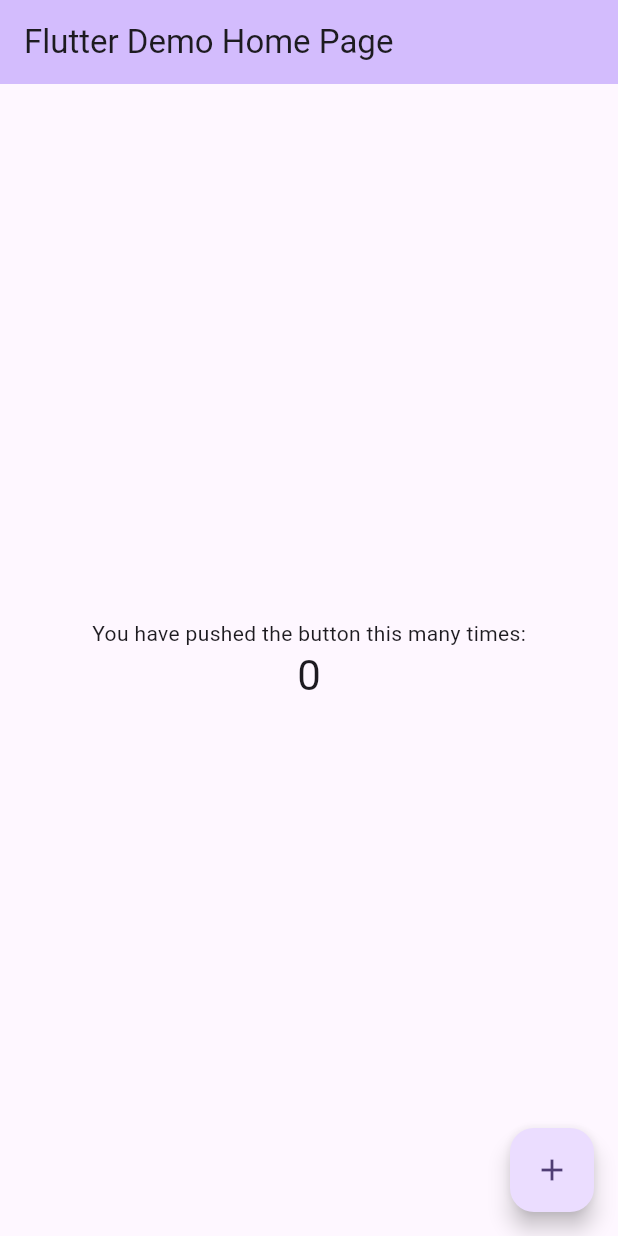
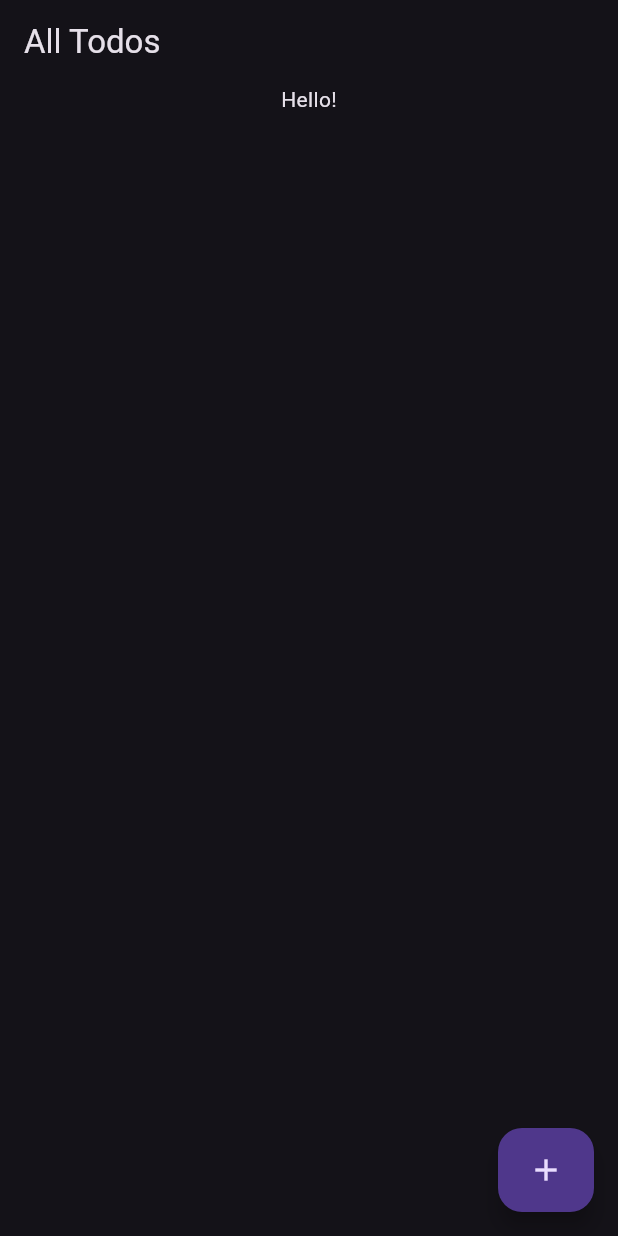
Before and after one commit to Khushgodani05/khush_l3pp_android-ios, a Flutter app: the screen it shows after launch, on a phone screen of 412 x 824 dp. Run offline on Flutter 3.47's test engine with Material 3 defaults, Android fonts, the phone set to English and light mode, and no system bars; our stand-ins replace shared_preferences, sqflite; accounts and stored records are empty.

Commit message:
Todo_list_2

```diff
--- a/apifetch/lib/user_provider.dart
+++ b/apifetch/lib/user_provider.dart
@@ -34,6 +34,7 @@ void getFilteredUser(String gender){
       _users=_filteredUser;
     }else if(gender=="female"){
       _filteredUser=alluser.where((user)=>user.gender=="female").toList();
+      _users=_filteredUser;
     }else{
       _users=alluser;
     }
--- /dev/null
+++ b/todolist_2/lib/application.dart
@@ -0,0 +1,15 @@
+import 'package:flutter/material.dart';
+import 'package:todolist_2/widgets/all_todo_provider.dart';
+
+class Application  extends StatelessWidget{
+  const Application({super.key});
+
+  @override
+  Widget build(BuildContext context){
+    return MaterialApp(
+      debugShowCheckedModeBanner: false,
+      theme: ThemeData.dark(),
+      home: const AllTodoProvider(),
+    );
+  }
+}
--- a/todolist_2/lib/main.dart
+++ b/todolist_2/lib/main.dart
@@ -1,125 +1,10 @@
 import 'package:flutter/material.dart';
+import 'package:todolist_2/application.dart';
+import 'package:todolist_2/core/database/local_database.dart';
 
-void main() {
-  runApp(const MyApp());
+void main() async{
+   WidgetsFlutterBinding.ensureInitialized();
+   await LocalDatabase.instance.createDatabase();
+
+  runApp(const Application());
 }
-
-class MyApp extends StatelessWidget {
-  const MyApp({super.key});
-
-  // This widget is the root of your application.
-  @override
-  Widget build(BuildContext context) {
-    return MaterialApp(
-      title: 'Flutter Demo',
-      theme: ThemeData(
-        // This is the theme of your application.
-        //
-        // TRY THIS: Try running your application with "flutter run". You'll see
-        // the application has a purple toolbar. Then, without quitting the app,
-        // try changing the seedColor in the colorScheme below to Colors.green
-        // and then invoke "hot reload" (save your changes or press the "hot
-        // reload" button in a Flutter-supported IDE, or press "r" if you used
-        // the command line to start the app).
-        //
-        // Notice that the counter didn't reset back to zero; the application
-        // state is not lost during the reload. To reset the state, use hot
-        // restart instead.
-        //
-        // This works for code too, not just values: Most code changes can be
-        // tested with just a hot reload.
-        colorScheme: ColorScheme.fromSeed(seedColor: Colors.deepPurple),
-        useMaterial3: true,
-      ),
-      home: const MyHomePage(title: 'Flutter Demo Home Page'),
-    );
-  }
-}
-
-class MyHomePage extends StatefulWidget {
-  const MyHomePage({super.key, required this.title});
-
-  // This widget is the home page of your application. It is stateful, meaning
-  // that it has a State object (defined below) that contains fields that affect
-  // how it looks.
-
-  // This class is the configuration for the state. It holds the values (in this
-  // case the title) provided by the parent (in this case the App widget) and
-  // used by the build method of the State. Fields in a Widget subclass are
-  // always marked "final".
-
-  final String title;
-
-  @override
-  State<MyHomePage> createState() => _MyHomePageState();
-}
-
-class _MyHomePageState extends State<MyHomePage> {
-  int _counter = 0;
-
-  void _incrementCounter() {
-    setState(() {
-      // This call to setState tells the Flutter framework that something has
-      // changed in this State, which causes it to rerun the build method below
-      // so that the display can reflect the updated values. If we changed
-      // _counter without calling setState(), then the build method would not be
-      // called again, and so nothing would appear to happen.
-      _counter++;
-    });
-  }
-
-  @override
-  Widget build(BuildContext context) {
-    // This method is rerun every time setState is called, for instance as done
-    // by the _incrementCounter method above.
-    //
-    // The Flutter framework has been optimized to make rerunning build methods
-    // fast, so that you can just rebuild anything that needs updating rather
-    // than having to individually change instances of widgets.
-    return Scaffold(
-      appBar: AppBar(
-        // TRY THIS: Try changing the color here to a specific color (to
-        // Colors.amber, perhaps?) and trigger a hot reload to see the AppBar
-        // change color while the other colors stay the same.
-        backgroundColor: Theme.of(context).colorScheme.inversePrimary,
-        // Here we take the value from the MyHomePage object that was created by
-        // the App.build method, and use it to set our appbar title.
-        title: Text(widget.title),
-      ),
-      body: Center(
-        // Center is a layout widget. It takes a single child and positions it
-        // in the middle of the parent.
-        child: Column(
-          // Column is also a layout widget. It takes a list of children and
-          // arranges them vertically. By default, it sizes itself to fit its
-          // children horizontally, and tries to be as tall as its parent.
-          //
-          // Column has various properties to control how it sizes itself and
-          // how it positions its children. Here we use mainAxisAlignment to
-          // center the children vertically; the main axis here is the vertical
-          // axis because Columns are vertical (the cross axis would be
-          // horizontal).
-          //
-          // TRY THIS: Invoke "debug painting" (choose the "Toggle Debug Paint"
-          // action in the IDE, or press "p" in the console), to see the
-          // wireframe for each widget.
-          mainAxisAlignment: MainAxisAlignment.center,
-          children: <Widget>[
-            const Text(
-              'You have pushed the button this many times:',
-            ),
-            Text(
-              '$_counter',
-              style: Theme.of(context).textTheme.headlineMedium,
-            ),
-          ],
-        ),
-      ),
-      floatingActionButton: FloatingActionButton(
-        onPressed: _incrementCounter,
-        tooltip: 'Increment',
-        child: const Icon(Icons.add),
-      ), // This trailing comma makes auto-formatting nicer for build methods.
-    );
-  }
-}
--- /dev/null
+++ b/todolist_2/lib/modules/todo/model/get_todo_request_model.dart
@@ -0,0 +1,11 @@
+class GetTodoRequestModel {
+  final int limit;
+  final int offset;
+  final String query;
+
+  const GetTodoRequestModel({
+    this.query = '',
+    this.limit = 14,
+    this.offset = 0,
+  });
+}
--- a/todolist_2/lib/modules/todo/service/todo_local_database_service.dart
+++ b/todolist_2/lib/modules/todo/service/todo_local_database_service.dart
@@ -1,6 +1,7 @@
 import 'dart:developer';
 import 'package:sqflite/sqflite.dart';
 import 'package:todolist_2/core/database/local_database.dart';
+import 'package:todolist_2/modules/todo/model/get_todo_request_model.dart';
 import 'package:todolist_2/modules/todo/model/get_todo_response_model.dart';
 import 'package:todolist_2/modules/todo/model/todo_model.dart';
 
@@ -24,7 +25,7 @@ class TodoLocalDatabaseService {
      }
   }
 
-  Future<GetTodoResponseModel?> getAllTodos({
+  Future<GetTodoResponseModel?> getAllTodos(GetTodoRequestModel request, {
     int limit =14,
     int offset =0,
   }) async{
--- /dev/null
+++ b/todolist_2/lib/widgets/all_todo_list_builder.dart
@@ -0,0 +1,80 @@
+
+import 'package:flutter/material.dart';
+import 'package:provider/provider.dart';
+import 'package:todolist_2/view%20model/todo_view_model.dart';
+import 'package:todolist_2/widgets/view_todo_screen.dart';
+
+class AllTodoListBuilder extends StatefulWidget {
+  const AllTodoListBuilder({super.key});
+
+  @override
+  State<StatefulWidget> createState() =>_AllTodoListBuilder();
+
+}
+
+class _AllTodoListBuilder extends State<AllTodoListBuilder>{
+
+  @override
+  void initState(){
+   super.initState();
+   Future.microtask((){
+    if(mounted) context.read<TodoViewModel>().fetchAllTodos();
+   }
+   );
+  }
+  @override
+  Widget build(BuildContext context) {
+    final todos=context.watch<TodoViewModel>().todo;
+    final isLoadingMore=context.watch<TodoViewModel>().isLoadingMore;
+    return Column(
+      children: [
+        Expanded(child: NotificationListener<ScrollNotification>(
+          onNotification: (notification) {
+            if(notification.metrics.pixels==notification.metrics.maxScrollExtent){
+              context.read<TodoViewModel>().fetchMoreTodos();
+            }
+            return false;
+          },
+          child: ListView.separated(
+            separatorBuilder: (context,index){
+              return const Divider(height: 1,);
+            },
+            padding:const EdgeInsets.symmetric(vertical: 16),
+            itemCount: todos.length,
+            itemBuilder: (context,index){
+              final todo= todos[index];
+              return ListTile(
+                leading: const Icon(Icons.circle),
+                title:Text(todo.title),
+                trailing: Text("${todo.createdAt}"),
+                subtitle: todo.description!=null ?
+                Text(todo.description!,
+                maxLines:3,
+                overflow: TextOverflow.ellipsis,
+                ):
+                null,
+                onTap: (){
+                  Navigator.of(context).push(
+                    MaterialPageRoute(
+                      builder: (_)=> ChangeNotifierProvider.value(
+                          value: context.read<TodoViewModel>() ,
+                          child: ViewTodoScreen(model: todo,),
+                        ),)
+                  );
+                },
+              );
+            },
+            )
+            )
+            ),
+            if(isLoadingMore)
+            const SizedBox(
+              height: 24,
+              width: 24,
+              child: Center(child: CircularProgressIndicator(),),
+            )
+      ],
+    );
+  }
+
+}
--- /dev/null
+++ b/todolist_2/lib/widgets/all_todo_provider.dart
@@ -0,0 +1,18 @@
+import 'package:flutter/material.dart';
+import 'package:provider/provider.dart';
+import 'package:todolist_2/view%20model/todo_view_model.dart';
+import 'package:todolist_2/widgets/all_todo_screen.dart';
+
+class AllTodoProvider extends StatelessWidget{
+  const AllTodoProvider({super.key});
+
+  @override
+  Widget build(BuildContext context) {
+    return ChangeNotifierProvider(
+    create: (contex)=>TodoViewModel(),
+    child: const AllTodoScreen(),
+    );
+  }
+
+
+}
--- /dev/null
+++ b/todolist_2/lib/widgets/all_todo_screen.dart
@@ -0,0 +1,36 @@
+import 'package:flutter/material.dart';
+import 'package:provider/provider.dart';
+import 'package:todolist_2/view%20model/todo_view_model.dart';
+import 'package:todolist_2/widgets/all_todo_list_builder.dart';
+import 'package:todolist_2/widgets/create_todo_screen.dart';
+
+class AllTodoScreen extends StatelessWidget {
+  const AllTodoScreen({super.key});
+
+  @override
+  Widget build(BuildContext context) {
+    return Scaffold(
+      appBar: AppBar(
+        title: const Text("All Todos"),
+      ),
+      body: const Column(
+        children: [
+          Text("Hello!"),
+          Expanded(child: AllTodoListBuilder()),
+        ],
+      ),
+      floatingActionButton: FloatingActionButton.extended(
+        onPressed: (){
+          Navigator.of(context).push(
+            MaterialPageRoute(builder: (BuildContext newContext)=> ChangeNotifierProvider.value(
+                value: context.read<TodoViewModel>(),
+                child: const CreateTodoScreen(),
+                )
+            )
+            );
+        },
+        label:const Icon(Icons.add),
+        ),
+    );
+  }
+}
--- a/todolist_2/pubspec.yaml
+++ b/todolist_2/pubspec.yaml
@@ -37,6 +37,7 @@ dependencies:
   cupertino_icons: ^1.0.8
   sqflite: ^2.4.1
   path_provider: ^2.1.5
+  provider: ^6.1.2
 
 dev_dependencies:
   flutter_test:
```
Also changed, not shown: todolist_2/lib/view model/todo_view_model.dart (added, +88 -0 lines), todolist_2/lib/widgets/create_todo_loader_overlay.dart (added, +32 -0 lines), todolist_2/lib/widgets/create_todo_screen.dart (added, +105 -0 lines), todolist_2/lib/widgets/todo_category_builder.dart (added, +31 -0 lines), todolist_2/lib/widgets/todo_priority_builder.dart (added, +31 -0 lines), todolist_2/lib/widgets/todo_status_builder.dart (added, +31 -0 lines), todolist_2/lib/widgets/view_todo_screen.dart (added, +34 -0 lines), todolist_2/pubspec.lock, 1 other file.
